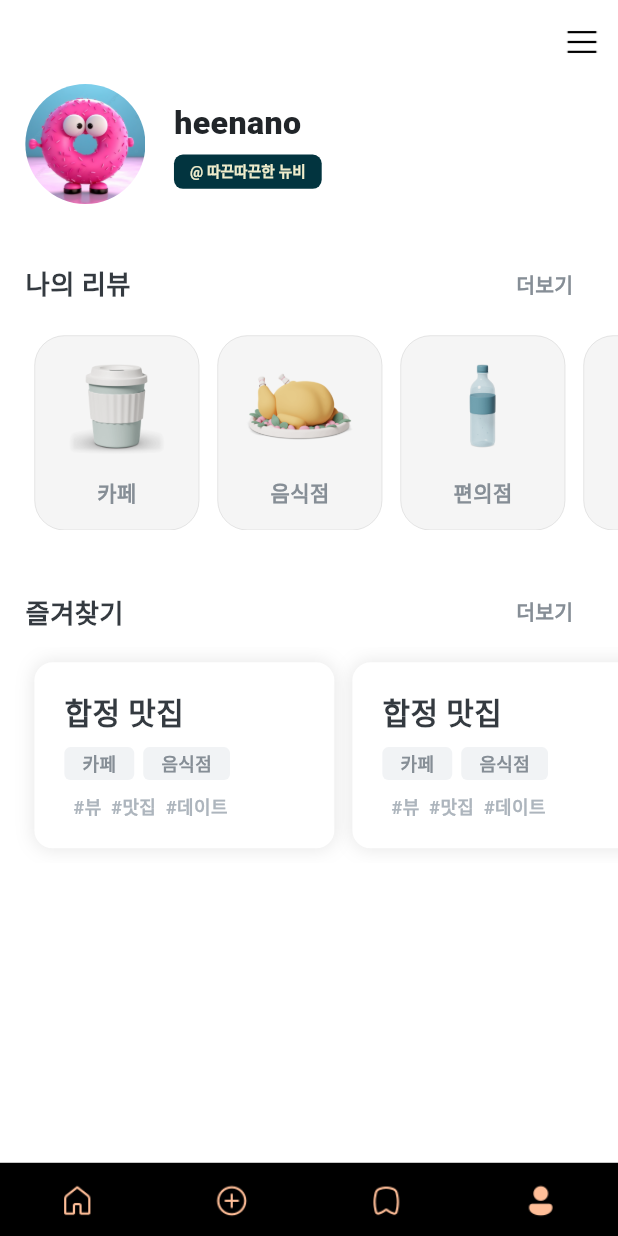
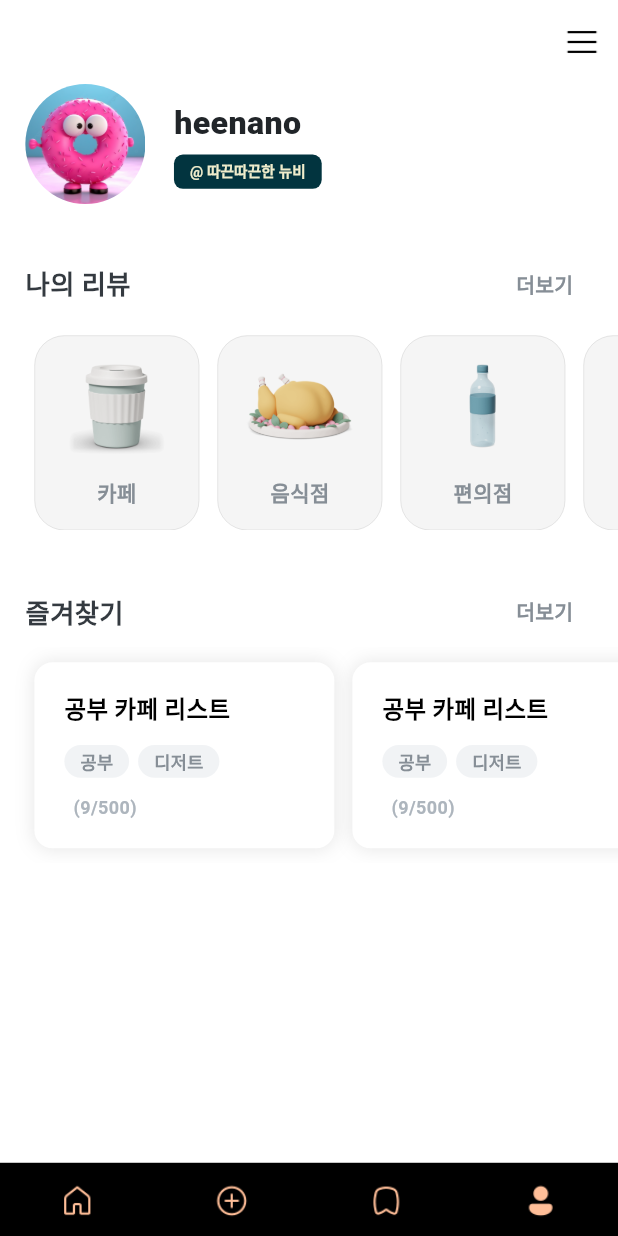
Before and after one commit to irismake/CoffeConti, a Flutter app: the screen it shows after launch, item 4 of the bottom bar chosen, on a phone screen of 412 x 824 dp. Run offline on Flutter 3.47's test engine with Material 3 defaults, Android fonts, the phone set to English and light mode, and no system bars; our stand-ins replace flutter_screenutil, flutter_svg, geolocator, permission_handler; missing offline and left inert: flutter_naver_map; Roboto replaces fonts that are missing (Pretendard, PretendardRegular).

Commit message:
feat : Add user's groups data

```diff
--- a/lib/components/ui/keyword.dart
+++ b/lib/components/ui/keyword.dart
@@ -15,7 +15,7 @@ class Keyword extends StatelessWidget {
         ),
       ),
       child: Padding(
-        padding: EdgeInsets.symmetric(horizontal: 12.0.w, vertical: 3.0.h),
+        padding: EdgeInsets.symmetric(horizontal: 10.0.w, vertical: 2.0.h),
         child: Text(
           keywordName,
           style: TextStyle(
--- a/lib/components/list/user_place.dart
+++ b/lib/components/ui/my_groups.dart
@@ -1,9 +1,12 @@
 import 'package:flutter/material.dart';
+import 'package:flutter_screenutil/flutter_screenutil.dart';
 
-class UserPlace extends StatelessWidget {
+import 'keyword.dart';
+
+class MyGroups extends StatelessWidget {
   final cafeName;
 
-  UserPlace({
+  MyGroups({
     super.key,
     required this.cafeName,
   });
@@ -44,63 +47,23 @@ class UserPlace extends StatelessWidget {
                   limitTextLength(cafeName, 15),
                   overflow: TextOverflow.ellipsis,
                   style: TextStyle(
-                    fontSize: 20,
-                    fontWeight: FontWeight.w800,
-                    color: Color(0xFF343A40),
+                    color: Colors.black,
+                    fontWeight: FontWeight.w600,
+                    fontSize: 16.0.sp,
+                    height: 1.56,
                   ),
                 ),
                 Row(
-                  mainAxisAlignment: MainAxisAlignment.start,
                   children: [
-                    Container(
-                      decoration: BoxDecoration(
-                        color: Color(0xFFF1F3F5),
-                        borderRadius: BorderRadius.circular(4),
-                      ),
-                      child: Padding(
-                        padding: EdgeInsets.symmetric(
-                            horizontal: 12.0, vertical: 2.0),
-                        child: Text(
-                          '카페',
-                          style: TextStyle(
-                            color: Color(0xFF868E96),
-                            fontSize: 12.0,
-                            fontFamily: 'Pretendard',
-                            fontWeight: FontWeight.w700,
-                            height: 1.5,
-                          ),
-                        ),
-                      ),
-                    ),
-                    SizedBox(
-                      width: 6,
-                    ),
-                    Container(
-                      decoration: BoxDecoration(
-                        color: Color(0xFFF1F3F5),
-                        borderRadius: BorderRadius.circular(4),
-                      ),
-                      child: Padding(
-                        padding: EdgeInsets.symmetric(
-                            horizontal: 12.0, vertical: 2.0),
-                        child: Text(
-                          '음식점',
-                          style: TextStyle(
-                            color: Color(0xFF868E96),
-                            fontSize: 12.0,
-                            fontFamily: 'Pretendard',
-                            fontWeight: FontWeight.w700,
-                            height: 1.5,
-                          ),
-                        ),
-                      ),
-                    ),
+                    Keyword(keywordName: '공부'),
+                    SizedBox(width: 6.0),
+                    Keyword(keywordName: '디저트'),
                   ],
                 ),
                 Padding(
                   padding: EdgeInsets.only(left: 6.0),
                   child: Text(
-                    '#뷰  #맛집  #데이트',
+                    '(9/500)',
                     style: TextStyle(
                       fontFamily: 'PretendardRegular',
                       fontSize: 12,
--- a/lib/screen/tabs/user_page.dart
+++ b/lib/screen/tabs/user_page.dart
@@ -2,7 +2,7 @@ import 'package:flutter/material.dart';
 import 'package:flutter_screenutil/flutter_screenutil.dart';
 
 import '../../components/button/category_thumb.dart';
-import '../../components/list/user_place.dart';
+import '../../components/ui/my_groups.dart';
 
 class UserPage extends StatelessWidget {
   const UserPage({super.key});
@@ -209,8 +209,8 @@ class UserPage extends StatelessWidget {
                   itemBuilder: (context, index) {
                     return GestureDetector(
                       onTap: () async {},
-                      child: UserPlace(
-                        cafeName: '합정 맛집',
+                      child: MyGroups(
+                        cafeName: '공부 카페 리스트',
                       ),
                     );
                   },
```
